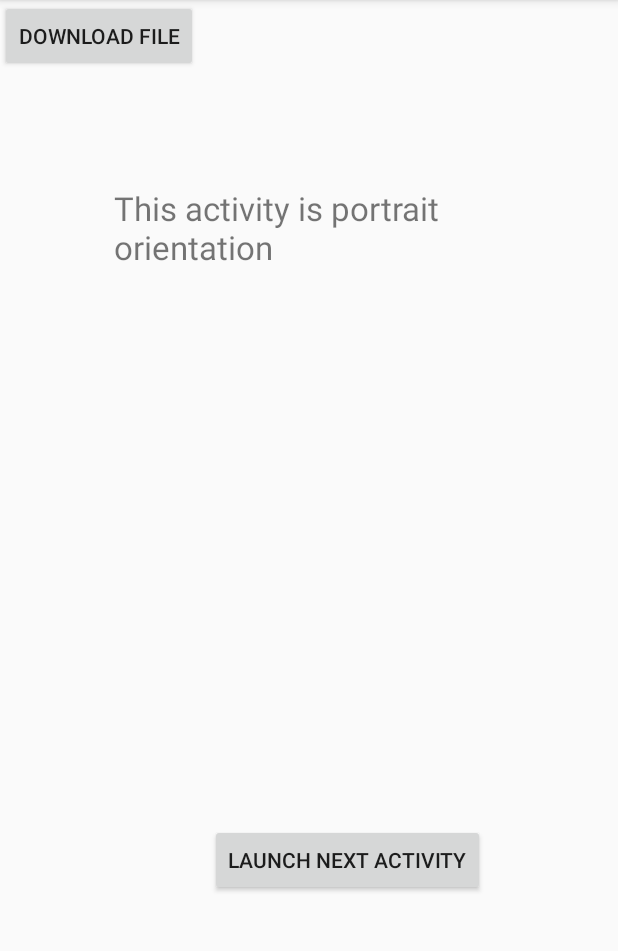
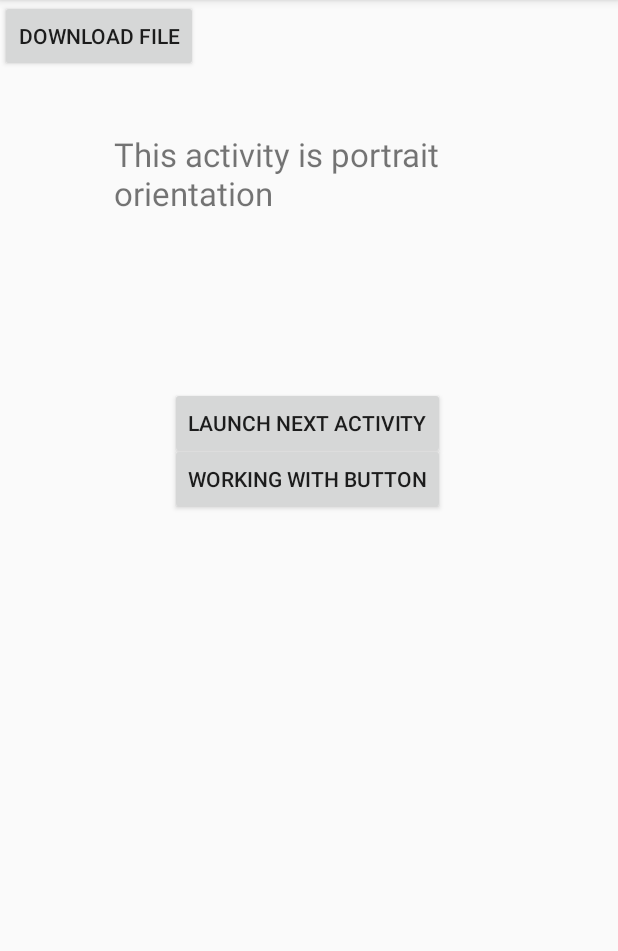
Before and after one commit to chamathshashika/android_testing, an Android app: the screen it shows after launch (MainActivity), on a phone screen of 412 x 824 dp, the part 84-1035 px from its top. Run offline under Robolectric (Android 15) with nearby library versions, the light colour scheme and no system bars.

Commit message:
Android Button Example with Listener

```diff
--- a/src/main/java/com/example/myapplication/MainActivity.java
+++ b/src/main/java/com/example/myapplication/MainActivity.java
@@ -32,18 +32,26 @@ public class MainActivity extends AppCompatActivity {
 
 
     Button button1;
+    Button button3;
+
     @Override
     protected void onCreate(Bundle savedInstanceState) {
         super.onCreate(savedInstanceState);
         setContentView(R.layout.activity_main);
 
         button1=(Button)findViewById(R.id.button1);
+        button3 = (Button) findViewById(R.id.button3);
 
         addListenerOnButtonClick();
 
     }
     public void onClick(View v) {
         Intent intent = new Intent(MainActivity.this,secondActivity.class);
+        startActivity(intent);
+    }
+
+    public void onClickButton(View v){
+        Intent intent = new Intent(MainActivity.this,working_with_Button.class);
         startActivity(intent);
     }
 
@@ -66,7 +74,7 @@ public class MainActivity extends AppCompatActivity {
                 //reset progress bar and filesize status
                 progressBarStatus = 0;
                 fileSize = 0;
-                E:\MyApplication\app
+
                 new Thread(new Runnable() {
                     public void run() {
                         while (progressBarStatus < 100) {
--- a/src/main/res/layout/activity_main.xml
+++ b/src/main/res/layout/activity_main.xml
@@ -12,38 +12,54 @@
         android:layout_height="wrap_content"
         android:layout_alignParentTop="true"
         android:layout_centerHorizontal="true"
-        android:layout_marginTop="116dp"
-        android:text="download file" />
+        android:text="download file"
+        tools:layout_editor_absoluteX="139dp"
+        tools:layout_editor_absoluteY="16dp" />
 
     <Button
         android:id="@+id/button1"
         android:layout_width="wrap_content"
         android:layout_height="wrap_content"
-        android:layout_marginBottom="8dp"
-        android:layout_marginTop="112dp"
+        android:layout_marginTop="50dp"
+        android:layout_marginBottom="18dp"
         android:onClick="onClick"
         android:text="Launch next activity"
         app:layout_constraintBottom_toBottomOf="parent"
         app:layout_constraintEnd_toEndOf="parent"
-        app:layout_constraintHorizontal_bias="0.612"
+        app:layout_constraintHorizontal_bias="0.497"
         app:layout_constraintStart_toStartOf="parent"
         app:layout_constraintTop_toBottomOf="@+id/editText1"
-        app:layout_constraintVertical_bias="0.613" />
+        app:layout_constraintVertical_bias="0.127" />
 
     <TextView
         android:id="@+id/editText1"
         android:layout_width="wrap_content"
         android:layout_height="wrap_content"
         android:layout_centerHorizontal="true"
+        android:layout_marginStart="8dp"
+        android:layout_marginTop="88dp"
         android:layout_marginEnd="8dp"
-        android:layout_marginStart="8dp"
-        android:layout_marginTop="124dp"
         android:ems="10"
+        android:text="This activity is portrait orientation"
         android:textSize="22dp"
-        android:text="This activity is portrait orientation"
         app:layout_constraintEnd_toEndOf="parent"
-        app:layout_constraintHorizontal_bias="0.502"
         app:layout_constraintStart_toStartOf="parent"
         app:layout_constraintTop_toTopOf="parent" />
 
+    <Button
+        android:id="@+id/button3"
+        android:layout_width="wrap_content"
+        android:layout_height="wrap_content"
+        android:layout_marginTop="152dp"
+        android:layout_marginBottom="8dp"
+        android:onClick="onClickButton"
+        android:text="Working with button"
+        android:visibility="visible"
+        app:layout_constraintBottom_toBottomOf="parent"
+        app:layout_constraintEnd_toEndOf="parent"
+        app:layout_constraintHorizontal_bias="0.495"
+        app:layout_constraintStart_toStartOf="parent"
+        app:layout_constraintTop_toBottomOf="@+id/editText1"
+        app:layout_constraintVertical_bias="0.0" />
+
 </androidx.constraintlayout.widget.ConstraintLayout>
```
Also changed, not shown: src/main/AndroidManifest.xml (+6 -7 lines), src/main/java/com/example/myapplication/working_with_Button.java (added, +48 -0 lines), src/main/res/layout/activity_working_with__button.xml (added, +51 -0 lines).
